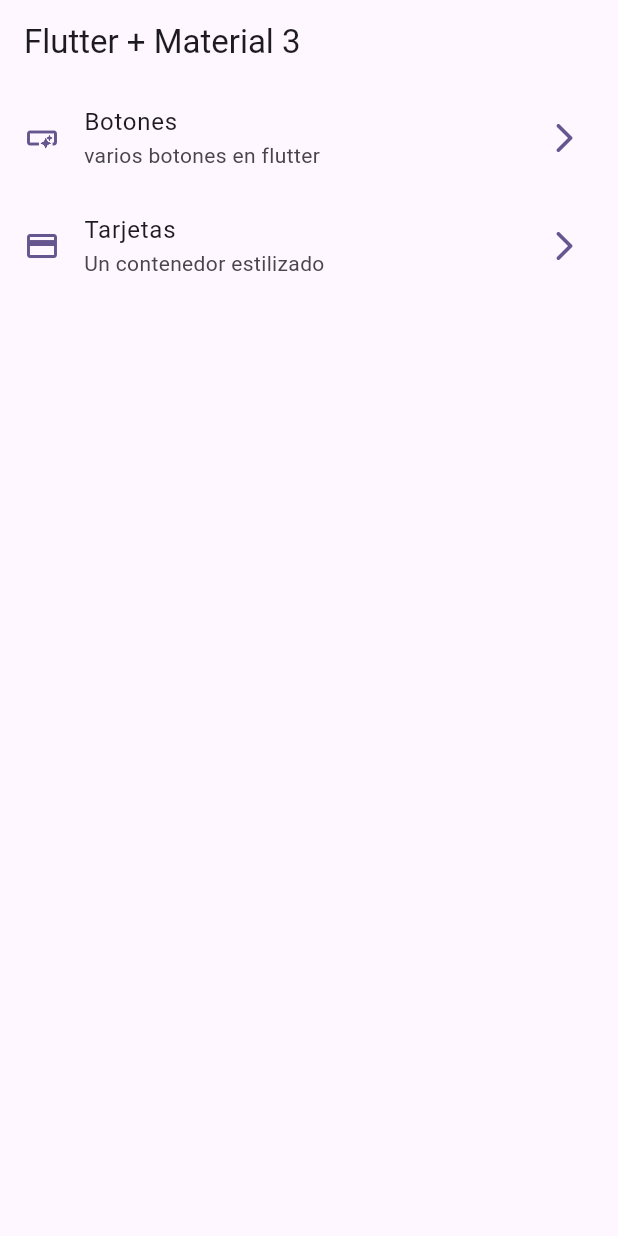
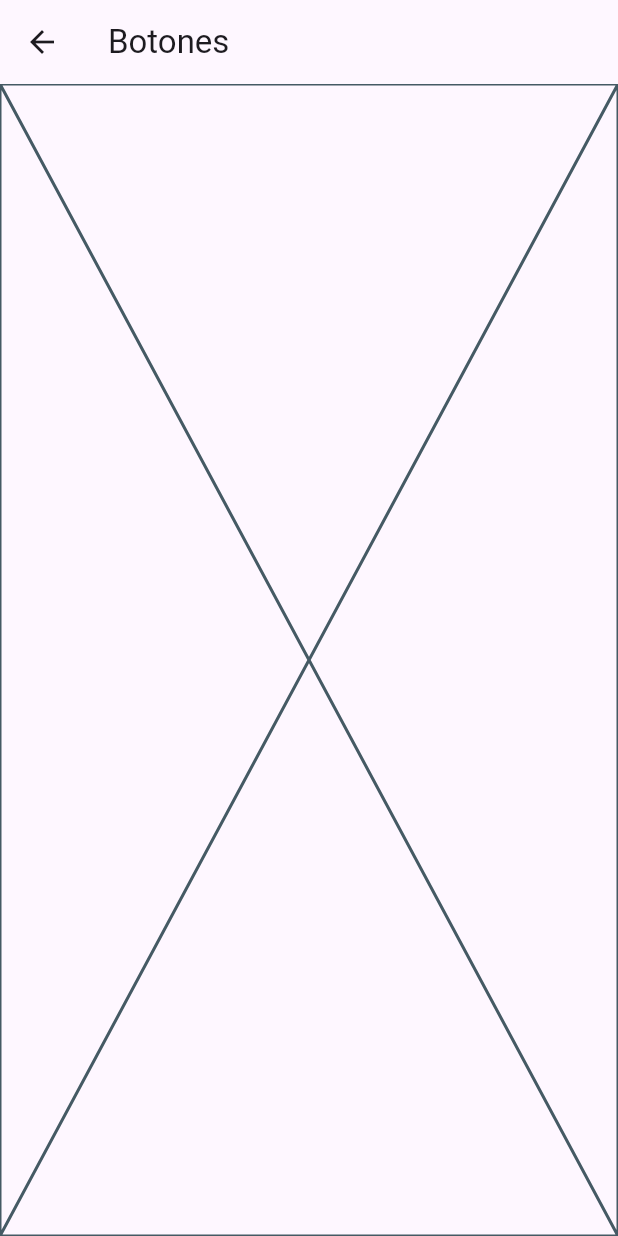
Before and after one commit to raudel25/widget_app, a Flutter app: the screen it shows after launch, after a tap on "Botones", on a phone screen of 412 x 824 dp. Run offline on Flutter 3.47's test engine with Material 3 defaults, Android fonts, the phone set to English and light mode, and no system bars; our stand-ins replace go_router.

Commit message:
Config routes

```diff
--- a/lib/config/menu/menu_items.dart
+++ b/lib/config/menu/menu_items.dart
@@ -16,7 +16,7 @@ class MenuItem {
 const appMenuItems = <MenuItem>[
   MenuItem(
       title: 'Botones',
-      subTitle: 'varios botones en flutter',
+      subTitle: 'Varios botones en flutter',
       route: '/buttons',
       icon: Icons.smart_button_outlined),
   MenuItem(
--- /dev/null
+++ b/lib/config/router/app_router.dart
@@ -0,0 +1,21 @@
+import 'package:go_router/go_router.dart';
+import 'package:widget_app/presentation/screens/buttons/buttons_screen.dart';
+import 'package:widget_app/presentation/screens/cards/cards_screen.dart';
+import 'package:widget_app/presentation/screens/home/home_screen.dart';
+
+final appRouter = GoRouter(
+  routes: [
+    GoRoute(
+      path: '/',
+      builder: (context, state) => const HomeScreen(),
+    ),
+    GoRoute(
+      path: '/buttons',
+      builder: (context, state) => const ButtonsScreen(),
+    ),
+    GoRoute(
+      path: '/cards',
+      builder: (context, state) => const CardsScreen(),
+    ),
+  ],
+);
--- a/lib/main.dart
+++ b/lib/main.dart
@@ -1,6 +1,6 @@
 import 'package:flutter/material.dart';
+import 'package:widget_app/config/router/app_router.dart';
 import 'package:widget_app/config/theme/app_theme.dart';
-import 'package:widget_app/presentation/screens/home/home_screen.dart';
 
 void main() {
   runApp(const MainApp());
@@ -11,11 +11,9 @@ class MainApp extends StatelessWidget {
 
   @override
   Widget build(BuildContext context) {
-    return MaterialApp(
+    return MaterialApp.router(
+      routerConfig: appRouter,
       theme: AppTheme(color: MyColor.custom).theme(),
-      home: const Scaffold(
-        body: HomeScreen(),
-      ),
     );
   }
 }
--- /dev/null
+++ b/lib/presentation/screens/buttons/buttons_screen.dart
@@ -0,0 +1,13 @@
+import 'package:flutter/material.dart';
+
+class ButtonsScreen extends StatelessWidget {
+  const ButtonsScreen({super.key});
+
+  @override
+  Widget build(BuildContext context) {
+    return Scaffold(
+      appBar: AppBar(title: const Text('Botones')),
+      body: const Placeholder(),
+    );
+  }
+}
--- a/lib/presentation/screens/home/home_screen.dart
+++ b/lib/presentation/screens/home/home_screen.dart
@@ -1,4 +1,5 @@
 import 'package:flutter/material.dart';
+import 'package:go_router/go_router.dart';
 import 'package:widget_app/config/menu/menu_items.dart';
 
 class HomeScreen extends StatelessWidget {
@@ -47,7 +48,9 @@ class _CustomListTile extends StatelessWidget {
       ),
       title: Text(item.title),
       subtitle: Text(item.subTitle),
-      onTap: () {},
+      onTap: () {
+        context.push(item.route);
+      },
     );
   }
 }
--- a/pubspec.yaml
+++ b/pubspec.yaml
@@ -9,6 +9,7 @@ environment:
 dependencies:
   flutter:
     sdk: flutter
+  go_router: ^13.1.0
 
 dev_dependencies:
   flutter_test:
```
Also changed, not shown: lib/presentation/screens/cards/cards_screen.dart (added, +13 -0 lines), pubspec.lock.
